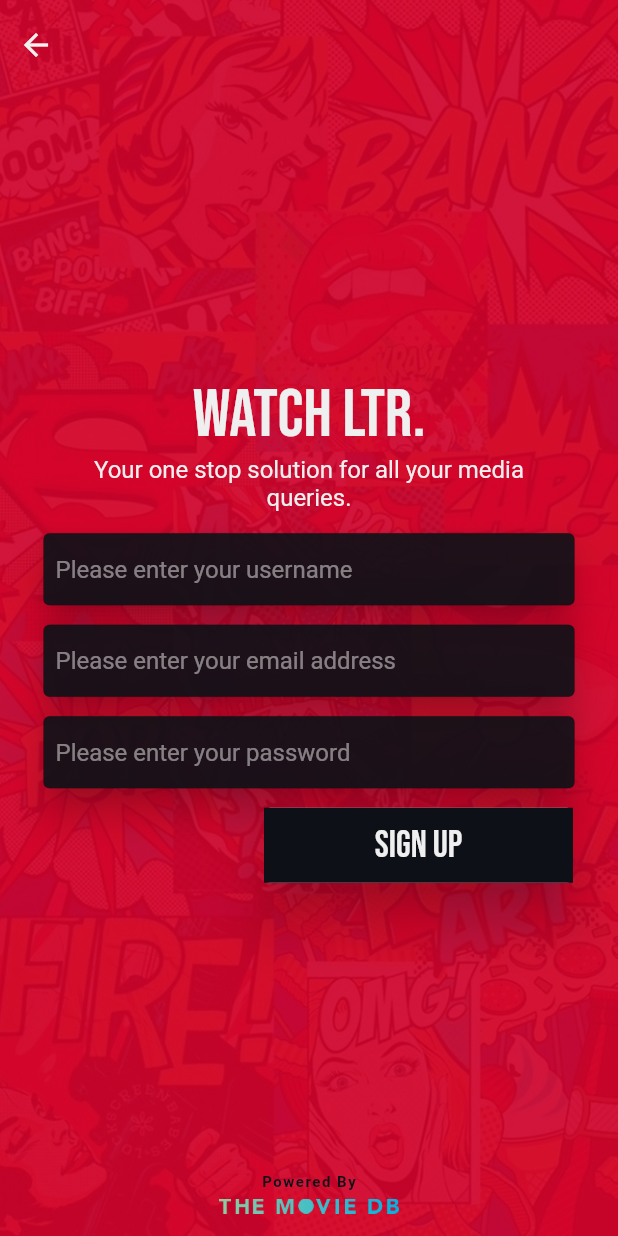
After one commit to WorkWithAfridi/Watch_Ltr-MovieBrowsingApp, a Flutter app: the screen it shows after launch, after a tap on "JOIN NOW!!", on a phone screen of 412 x 824 dp. The commit adds this screen. Run offline on Flutter 3.47's test engine with Material 2 defaults, Android fonts, the phone set to English and light mode, and no system bars; our stand-ins replace date_format, google_fonts, lottie; network calls fail.

Commit message:
Added sign in & sign up screens

```diff
--- a/lib/main.dart
+++ b/lib/main.dart
@@ -5,7 +5,10 @@ import 'package:watch_ltr/provider/home_provider.dart';
 import 'package:watch_ltr/provider/show_details_provider.dart';
 import 'package:watch_ltr/screens/home.dart';
 import 'package:watch_ltr/screens/onBoarding.dart';
+import 'package:watch_ltr/screens/signUp.dart';
 import 'package:watch_ltr/screens/splash_screen.dart';
+
+import 'screens/SignIn.dart';
 
 void main() {
   runApp(const MyApp());
@@ -34,6 +37,8 @@ class MyApp extends StatelessWidget {
         routes: {
           SplashScreen.route: (context) => SplashScreen(),
           OnBoarding.route: (context) => OnBoarding(),
+          SignUp.route: (context) => SignUp(),
+          SignIn.route: (context) => SignIn(),
           Home.route: (context) => Home(),
         },
       ),
--- a/lib/screens/onBoarding.dart
+++ b/lib/screens/onBoarding.dart
@@ -1,8 +1,10 @@
 import 'package:flutter/material.dart';
 import 'package:watch_ltr/constants/customColors.dart';
 import 'package:watch_ltr/screens/home.dart';
+import 'package:watch_ltr/screens/signUp.dart';
 
 import '../constants/customTextStyle.dart';
+import 'SignIn.dart';
 
 class OnBoarding extends StatelessWidget {
   static const route = '/onBoarding';
@@ -42,6 +44,11 @@ class OnBoarding extends StatelessWidget {
                       mainAxisAlignment: MainAxisAlignment.center,
                       crossAxisAlignment: CrossAxisAlignment.start,
                       children: [
+                        Expanded(
+                          child: Column(
+                            mainAxisAlignment: MainAxisAlignment.center,
+                            crossAxisAlignment: CrossAxisAlignment.start,
+                            children: [
                               Padding(
                                 padding: EdgeInsets.symmetric(horizontal: 25),
                                 child: FittedBox(
@@ -52,14 +59,16 @@ class OnBoarding extends StatelessWidget {
                                 ),
                               ),
                               SizedBox(
-                          height: MediaQuery.of(context).size.height * .08,
+                                height:
+                                    MediaQuery.of(context).size.height * .08,
                               ),
                               Padding(
                                 padding: EdgeInsets.symmetric(horizontal: 25),
                                 child: Text(
                                   "SEE WHAT'S NEXT",
                                   style: subTitleTS.copyWith(
-                                letterSpacing: 2, fontWeight: FontWeight.bold),
+                                      letterSpacing: 2,
+                                      fontWeight: FontWeight.bold),
                                 ),
                               ),
                               Padding(
@@ -67,17 +76,20 @@ class OnBoarding extends StatelessWidget {
                                 child: Text(
                                   "Bookmark anything, anywhere.",
                                   style: defaultTS.copyWith(
-                                fontWeight: FontWeight.w400, letterSpacing: 1),
+                                      fontWeight: FontWeight.w400,
+                                      letterSpacing: 1),
                                 ),
                               ),
                               SizedBox(
-                          height: MediaQuery.of(context).size.height * .02,
+                                height:
+                                    MediaQuery.of(context).size.height * .02,
                               ),
                               Padding(
                                 padding: EdgeInsets.symmetric(horizontal: 22),
                                 child: GestureDetector(
                                   onTap: () {
-                              Navigator.of(context).pushNamed(Home.route);
+                                    Navigator.of(context)
+                                        .pushNamed(SignUp.route);
                                   },
                                   child: Card(
                                     elevation: 15,
@@ -93,6 +105,37 @@ class OnBoarding extends StatelessWidget {
                                     ),
                                   ),
                                 ),
+                              ),
+                            ],
+                          ),
+                        ),
+                        Column(
+                          mainAxisAlignment: MainAxisAlignment.end,
+                          crossAxisAlignment: CrossAxisAlignment.center,
+                          children: [
+                            Text(
+                              "Powered By",
+                              style: defaultTS.copyWith(
+                                  fontWeight: FontWeight.w600,
+                                  letterSpacing: 1,
+                                  fontSize: 10,
+                                  color: black),
+                            ),
+                            SizedBox(
+                              height: 5,
+                            ),
+                            Container(
+                              height: 10,
+                              width: double.infinity,
+                              child: Image.asset(
+                                'assets/theMovieDB_logo.png',
+                                fit: BoxFit.fitHeight,
+                              ),
+                            ),
+                            SizedBox(
+                              height: 15,
+                            )
+                          ],
                         )
                       ],
                     ),
@@ -112,12 +155,17 @@ class OnBoarding extends StatelessWidget {
                     SizedBox(
                       width: 5,
                     ),
-                    Text(
+                    GestureDetector(
+                      onTap: () {
+                        Navigator.of(context).pushNamed(SignIn.route);
+                      },
+                      child: Text(
                         'SIGN IN',
                         style: defaultTS.copyWith(
                           fontWeight: FontWeight.w600,
                           fontSize: 15,
                           color: white.withOpacity(.6),
+                        ),
                       ),
                     ),
                     Text(
--- /dev/null
+++ b/lib/screens/signUp.dart
@@ -0,0 +1,193 @@
+import 'package:flutter/material.dart';
+import 'package:lottie/lottie.dart';
+import 'package:watch_ltr/screens/widgets/customTextField.dart';
+
+import '../constants/customColors.dart';
+import '../constants/customTextStyle.dart';
+
+class SignUp extends StatefulWidget {
+  static const route = '/OnBoarding/SignUp';
+  const SignUp({Key? key}) : super(key: key);
+
+  @override
+  _SignUpState createState() => _SignUpState();
+}
+
+class _SignUpState extends State<SignUp> {
+  TextEditingController userNameTextEditingController = TextEditingController();
+  TextEditingController emailTextEditingController = TextEditingController();
+  TextEditingController passwordTextEditingController = TextEditingController();
+  @override
+  Widget build(BuildContext context) {
+    return Scaffold(
+      appBar: PreferredSize(
+        preferredSize: Size.fromHeight(0),
+        child: AppBar(
+          backgroundColor: red,
+          elevation: 0,
+        ),
+      ),
+      backgroundColor: red,
+      body: Stack(
+        children: [
+          SizedBox.expand(
+            child: Image.asset(
+              'assets/background_img.jpg',
+              fit: BoxFit.cover,
+            ),
+          ),
+          Container(
+            height: MediaQuery.of(context).size.height,
+            width: MediaQuery.of(context).size.width,
+            color: red.withOpacity(.9),
+            child: Column(
+              mainAxisAlignment: MainAxisAlignment.center,
+              crossAxisAlignment: CrossAxisAlignment.center,
+              children: [
+                Container(
+                  height: 60,
+                  alignment: Alignment.centerLeft,
+                  child: IconButton(
+                    onPressed: () {
+                      Navigator.of(context).pop();
+                    },
+                    icon: Icon(Icons.arrow_back, color: white,),
+                  ),
+                ),
+                Expanded(
+                  child: Column(
+                    mainAxisAlignment: MainAxisAlignment.center,
+                    crossAxisAlignment: CrossAxisAlignment.center,
+                    children: [
+                      Padding(
+                        padding: EdgeInsets.symmetric(horizontal: 25),
+                        child: FittedBox(
+                          child: Text(
+                            'Watch Ltr.',
+                            style: titleTS.copyWith(fontSize: 45),
+                          ),
+                        ),
+                      ),
+                      Padding(
+                        padding: EdgeInsets.symmetric(horizontal: 55),
+                        child: Text(
+                          "Your one stop solution for all your media queries.",
+                          textAlign: TextAlign.center,
+                          style: defaultTS.copyWith(
+                              fontWeight: FontWeight.w400, letterSpacing: 0),
+                        ),
+                      ),
+                      SizedBox(
+                        height: 10,
+                      ),
+                      Padding(
+                        padding: EdgeInsets.symmetric(horizontal: 25),
+                        child: Card(
+                          elevation: 10,
+                          color: Colors.transparent,
+                          child: CustomTextField(
+                              textEditingController:
+                                  userNameTextEditingController,
+                              hintText: 'Please enter your username',
+                              textInputType: TextInputType.name),
+                        ),
+                      ),
+                      SizedBox(
+                        height: 5,
+                      ),
+                      Padding(
+                        padding: EdgeInsets.symmetric(horizontal: 25),
+                        child: Card(
+                          elevation: 10,
+                          color: Colors.transparent,
+                          child: CustomTextField(
+                              textEditingController: emailTextEditingController,
+                              hintText: 'Please enter your email address',
+                              textInputType: TextInputType.emailAddress),
+                        ),
+                      ),
+                      SizedBox(
+                        height: 5,
+                      ),
+                      Padding(
+                        padding: EdgeInsets.symmetric(horizontal: 25),
+                        child: Card(
+                          elevation: 10,
+                          color: Colors.transparent,
+                          child: CustomTextField(
+                            textEditingController:
+                                passwordTextEditingController,
+                            hintText: 'Please enter your password',
+                            textInputType: TextInputType.text,
+                            isPass: true,
+                          ),
+                        ),
+                      ),
+                      SizedBox(
+                        height: 5,
+                      ),
+                      Padding(
+                        padding: EdgeInsets.symmetric(horizontal: 26),
+                        child: Row(
+                          mainAxisAlignment: MainAxisAlignment.end,
+                          children: [
+                            GestureDetector(
+                              onTap: () {
+                                Navigator.of(context).pushNamed(SignUp.route);
+                              },
+                              child: Card(
+                                elevation: 15,
+                                child: Container(
+                                  height: 50,
+                                  width: MediaQuery.of(context).size.width / 2,
+                                  color: black,
+                                  alignment: Alignment.center,
+                                  child: Text(
+                                    'SIGN UP',
+                                    style: normalTitleTS,
+                                  ),
+                                ),
+                              ),
+                            ),
+                          ],
+                        ),
+                      ),
+                    ],
+                  ),
+                ),
+                Column(
+                  mainAxisAlignment: MainAxisAlignment.end,
+                  crossAxisAlignment: CrossAxisAlignment.center,
+                  children: [
+                    Text(
+                      "Powered By",
+                      style: defaultTS.copyWith(
+                          fontWeight: FontWeight.w600,
+                          letterSpacing: 1,
+                          fontSize: 10,
+                          color: black),
+                    ),
+                    SizedBox(
+                      height: 5,
+                    ),
+                    Container(
+                      height: 10,
+                      width: double.infinity,
+                      child: Image.asset(
+                        'assets/theMovieDB_logo.png',
+                        fit: BoxFit.fitHeight,
+                      ),
+                    ),
+                    SizedBox(
+                      height: 15,
+                    )
+                  ],
+                )
+              ],
+            ),
+          ),
+        ],
+      ),
+    );
+  }
+}
--- /dev/null
+++ b/lib/screens/widgets/customTextField.dart
@@ -0,0 +1,44 @@
+import 'package:flutter/material.dart';
+
+import '../../constants/customColors.dart';
+import '../../constants/customTextStyle.dart';
+
+class CustomTextField extends StatelessWidget {
+  final TextEditingController textEditingController;
+  final bool isPass;
+  final String hintText;
+  final TextInputType textInputType;
+
+  const CustomTextField(
+      {Key? key,
+      required this.textEditingController,
+      this.isPass = false,
+      required this.hintText,
+      required this.textInputType})
+      : super(key: key);
+
+  @override
+  Widget build(BuildContext context) {
+    final inputBorder = OutlineInputBorder(
+      borderSide: Divider.createBorderSide(context),
+    );
+    return TextField(
+
+      style: defaultTS,
+      cursorColor: red,
+      controller: textEditingController,
+      decoration: InputDecoration(
+        hintText: hintText,
+        hintStyle: defaultTS.copyWith(color: white.withOpacity(.5)),
+        border: inputBorder,
+        focusedBorder: inputBorder,
+        enabledBorder: inputBorder,
+        fillColor: black.withOpacity(.9),
+        filled: true,
+        contentPadding: EdgeInsets.all(8),
+      ),
+      keyboardType: textInputType,
+      obscureText: isPass,
+    );
+  }
+}
```
Also changed, not shown: lib/screens/SignIn.dart (added, +179 -0 lines), assets/theMovieDB_logo.png (added). Lines whose indentation alone changed are shown as unchanged.
